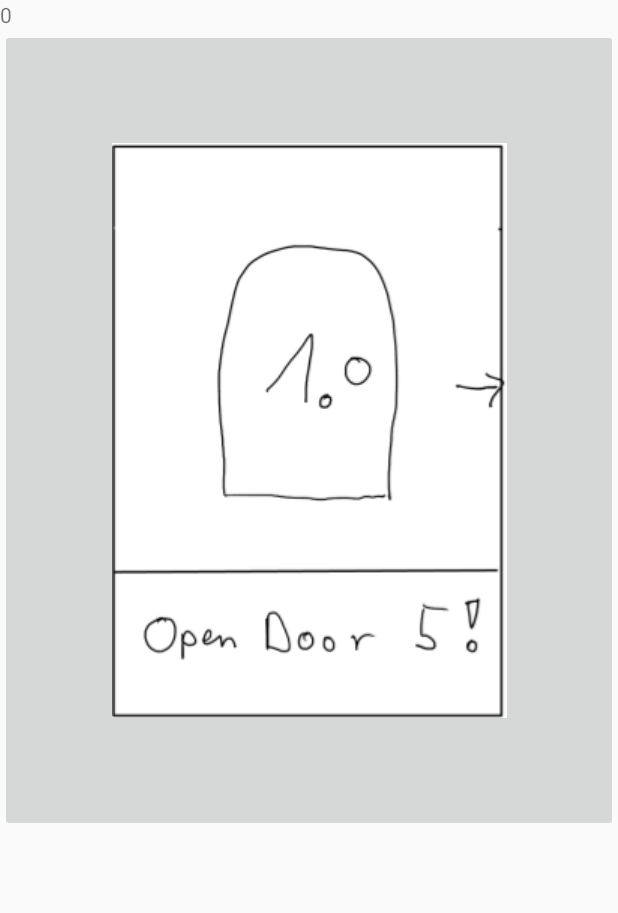
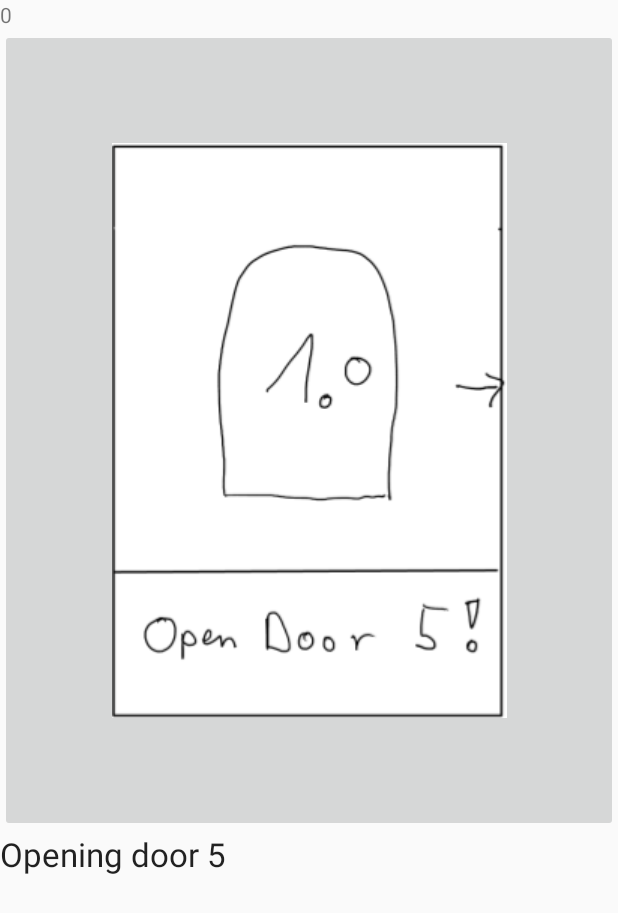
Before and after one commit to blub123muh/hci, an Android app: the TreasureHuntFragmentActivity screen opened directly, with no data from a screen before it, on a phone screen of 412 x 824 dp. Shown: the top 913 px of the screen. Run offline under Robolectric (Android 15) with nearby library versions, the light colour scheme and no system bars.

Commit message:
First instruction now shown from the start.

```diff
--- a/SwipingBurger/app/src/main/java/hci/swipingburger/TreasureHuntFragmentActivity.java
+++ b/SwipingBurger/app/src/main/java/hci/swipingburger/TreasureHuntFragmentActivity.java
@@ -23,6 +23,11 @@ public class TreasureHuntFragmentActivity extends FragmentActivity implements Tr
     private static final int NUM_PAGES = 20;
 
     /**
+     * The page that a task is started at.
+     */
+    private static final int STARTING_POSITION = 0;
+
+    /**
      * The pager widget, which handles animation and allows swiping horizontally to access previous
      * and next wizard steps.
      */
@@ -38,13 +43,10 @@ public class TreasureHuntFragmentActivity extends FragmentActivity implements Tr
      */
     private PagerAdapter mPagerAdapter;
 
-    public void created(int pos) {
-        if(pos == tasks.get(currentTask)[Math.max(0,currentDoor - 1)]) {
-            PagerAdapter adapter = mPager.getAdapter();
-            Fragment fragment = (Fragment) adapter.instantiateItem(mPager, mPager.getCurrentItem());
-            View activeView = fragment.getView();
-            TextView instruction = (TextView) activeView.findViewById(R.id.instruction);
-            instruction.setText("Open door " + tasks.get(currentTask)[currentDoor]);
+    public void created(int pos, View view) {
+        if((currentDoor == 0 && pos == STARTING_POSITION) || (currentDoor > 0 && pos == tasks.get(currentTask)[currentDoor - 1])) {
+            TextView instruction = (TextView) view.findViewById(R.id.instruction);
+            instruction.setText("Opening door " + tasks.get(currentTask)[currentDoor]);
         }
     }
 
--- a/SwipingBurger/app/src/main/java/hci/swipingburger/TreasureHuntRoomFragment.java
+++ b/SwipingBurger/app/src/main/java/hci/swipingburger/TreasureHuntRoomFragment.java
@@ -73,7 +73,7 @@ public class TreasureHuntRoomFragment extends Fragment {
             }
         });
 
-        mListener.created(position);
+        mListener.created(position, view);
         return view;
     }
 
@@ -112,7 +112,7 @@ public class TreasureHuntRoomFragment extends Fragment {
      */
     public interface OnFragmentInteractionListener {
         void open(int pos);
-        void created(int pos);
+        void created(int pos, View view);
     }
 
 }
```
